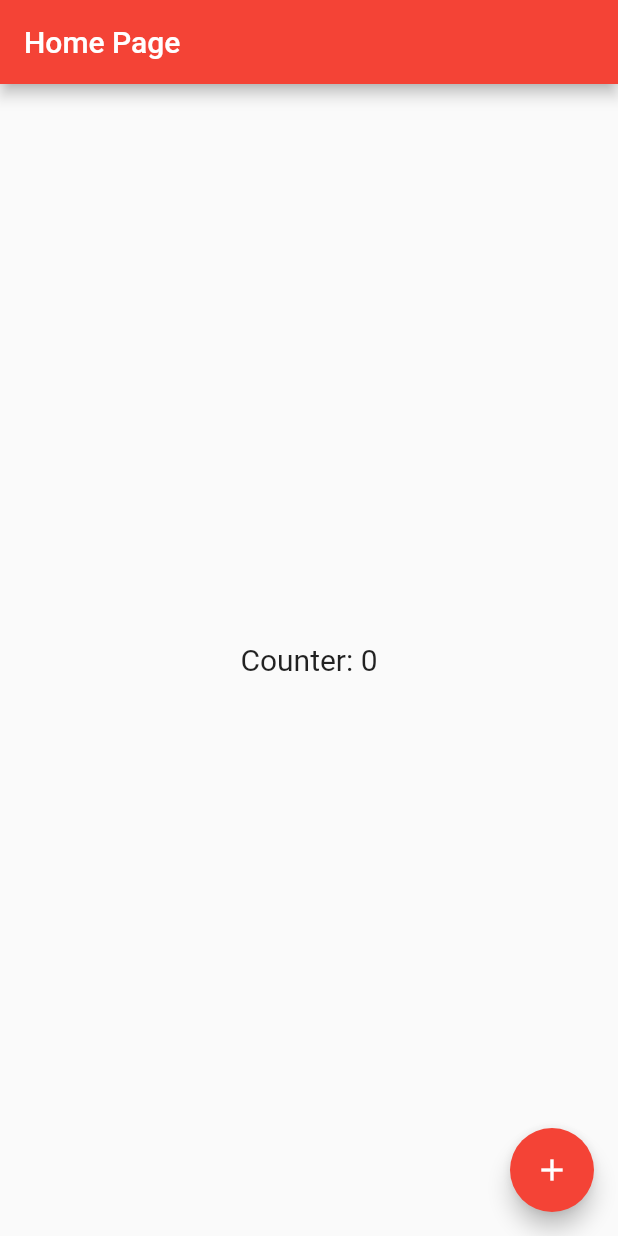
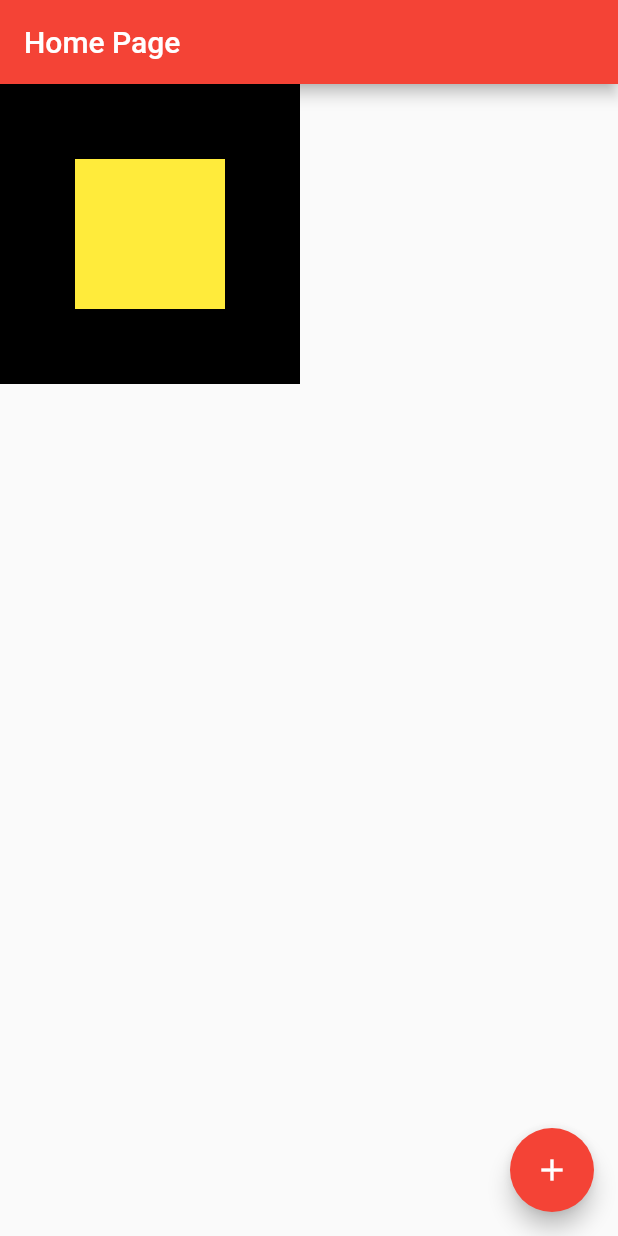
Before and after one commit to pedro-pinho/basic-flutter-project, a Flutter app: the screen it shows after launch, on a phone screen of 412 x 824 dp. Run offline on Flutter 3.47's test engine with Material 2 defaults, Android fonts, the phone set to English and light mode, and no system bars.

Commit message:
Singlerender and Multirender concept

```diff
--- a/lib/home_page.dart
+++ b/lib/home_page.dart
@@ -13,18 +13,19 @@ class HomeState extends State<Home> {
   Widget build(BuildContext context) {
     return Scaffold(
       appBar: AppBar(title: Text('Home Page')),
-      body: Center(
-          child: GestureDetector(
-              child: Text('Counter: $counter',
-                  style: TextStyle(
-                      fontSize:
-                          20)), //Need to explicit command this whole method to be rebuild
-              onTap: () {
-                setState(() {
-                  //setState tell the compiler to rebuild everytime user taps the text
-                  counter++;
-                });
-              })),
+      body: Container(
+          height: 200,
+          width: 200,
+          color: Colors.black,
+          child: Center(
+            //Without the Center, the black square doesn't even render, even if it's smaller
+            //The Center is a SingleChildRenderObjectWidget, it's like another "person" that draws one more thing
+            child: Container(
+              height: 100,
+              width: 100,
+              color: Colors.yellow,
+            ),
+          )),
       floatingActionButton: FloatingActionButton(
         child: Icon(Icons.add),
         onPressed: () {
```
